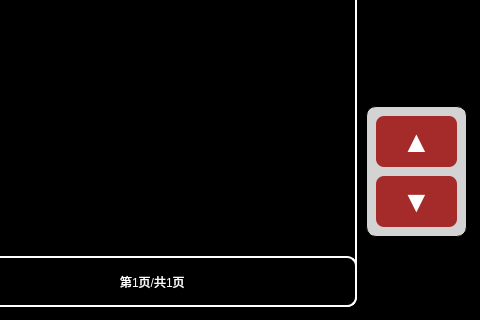
The window that vehiclehistoryfaultpage.ui (mayue-crrc/ShenyangMetro9DB) describes before a commit, drawn with Qt 5; both pictures show x 544 to 1024 and y 284 to 604 of the 1024 by 604 pixel window.
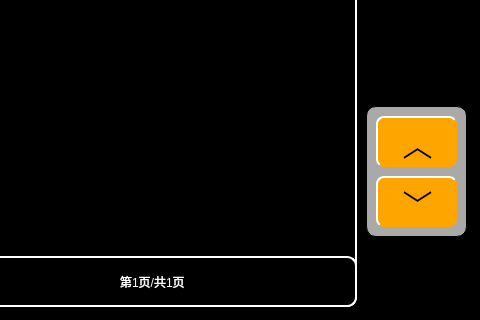
The same window after the commit. Icons and pictures are not drawn.

Patch:
```diff
--- a/vehiclehistoryfaultpage.ui
+++ b/vehiclehistoryfaultpage.ui
@@ -24,6 +24,14 @@
 font:18px &quot;微软雅黑&quot;;
 color: rgb(0,255,255);
 border:1px solid black;
+}QPushButton
+{
+	font: 20px, &quot;微软雅黑&quot;;
+    color: white;
+	background-color: rgb(0, 128, 128);
+	border-top: 2px solid white;	
+	border-left: 2px solid white;
+border-radius:8px;
 }</string>
   </property>
   <widget class="QLabel" name="lbl1_15">
@@ -489,12 +497,12 @@
    </property>
    <property name="styleSheet">
     <string notr="true">font:30px;
-color:white;
-background-color:brown;
+color:black;
+background-color:orange;
 border-radius:8px;</string>
    </property>
    <property name="text">
-    <string>▼</string>
+    <string>﹀</string>
    </property>
   </widget>
   <widget class="QLabel" name="faultCode_row6">
@@ -647,10 +655,11 @@
     </rect>
    </property>
    <property name="styleSheet">
-    <string notr="true">background-color:lightgray;
+    <string notr="true">background-color:gray;
 border-radius:10px;
 font:14px;
-color:brown;</string>
+color:yellow;
+background-color:darkgray;</string>
    </property>
    <property name="text">
     <string/>
@@ -871,12 +880,12 @@
    </property>
    <property name="styleSheet">
     <string notr="true">font:30px;
-color:white;
-background-color:brown;
+color:black;
+background-color:orange;
 border-radius:8px;</string>
    </property>
    <property name="text">
-    <string>▲</string>
+    <string>︿</string>
    </property>
   </widget>
   <widget class="QLabel" name="m1wheel2lbl">
```
